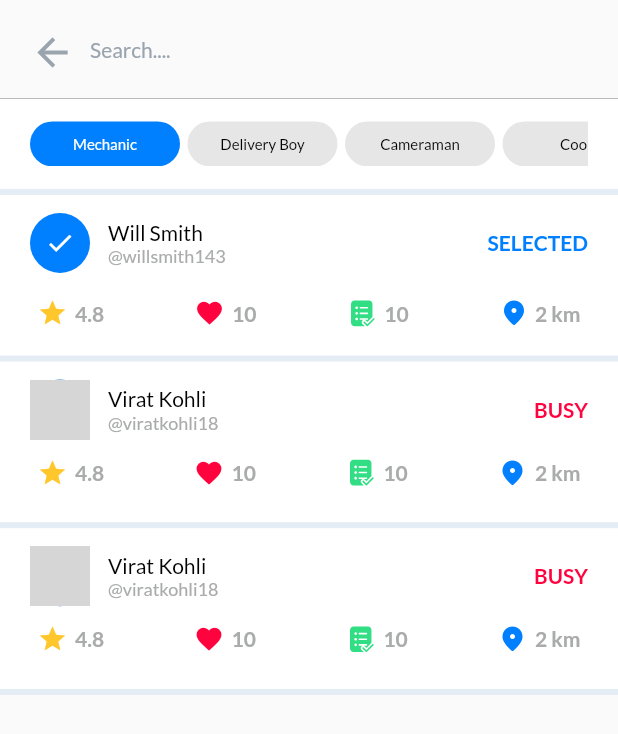
After one commit to Tarunvegi-dev/PairTasker_v1, a Flutter app: the SearchScreen screen opened by its route, on a phone screen of 412 x 824 dp. The commit adds this screen. Shown: the top 734 px of the screen. Run offline on Flutter 3.47's test engine with Material 2 defaults, Android fonts, the phone set to English and light mode, and no system bars; our stand-ins replace flutter_svg, google_fonts, hexcolor, smooth_page_indicator; network calls fail; grey boxes are pictures that could not be loaded.

Commit message:
added search screen

```diff
--- a/lib/main.dart
+++ b/lib/main.dart
@@ -33,6 +33,7 @@ class MyApp extends StatelessWidget {
         '/taskerprofile':(context) => const TaskerProfile(),
         '/myprofile':(context) => const MyProfile(),
         '/chatscreen':(context) => const ChatScreen('user'),
+        '/searchscreen':(context) => const SearchScreen(),
       },
       debugShowCheckedModeBanner: false,
     );
--- a/lib/screens/home_screen/home_screen.dart
+++ b/lib/screens/home_screen/home_screen.dart
@@ -112,6 +112,8 @@ class _HomePageState extends State<HomePage> {
                     ],
                   ),
                   SizedBox(
+                    child: InkWell(
+                      onTap: () => Navigator.of(context).pushNamed('/searchscreen'),
                       child: Container(
                         width: 36,
                         height: 36,
@@ -125,6 +127,7 @@ class _HomePageState extends State<HomePage> {
                           Icons.search_rounded,
                           color: Colors.white,
                           size: 20,
+                        ),
                       ),
                     ),
                   )
--- a/lib/screens/home_screen/taskers_list.dart
+++ b/lib/screens/home_screen/taskers_list.dart
@@ -179,7 +179,7 @@ class TaskersList extends StatelessWidget {
         ),
         Container(
           color: Colors.white,
-          margin: const EdgeInsets.only(bottom: 3),
+          margin: const EdgeInsets.only(bottom: 4),
           height: MediaQuery.of(context).size.height * 13 / 100,
           child: Padding(
             padding: const EdgeInsets.symmetric(
@@ -340,7 +340,7 @@ class TaskersList extends StatelessWidget {
         ),
         Container(
           color: Colors.white,
-          margin: const EdgeInsets.only(bottom: 3),
+          margin: const EdgeInsets.only(bottom: 4),
           height: MediaQuery.of(context).size.height * 13 / 100,
           child: Padding(
             padding: const EdgeInsets.symmetric(
--- a/lib/screens/screens.dart
+++ b/lib/screens/screens.dart
@@ -10,3 +10,4 @@ export './my_tasks_screen.dart';
 export './tasker_profile.dart';
 export './my_profile_screen.dart';
 export 'chat_screen/chat_screen.dart';
+export './search_screen.dart';
--- /dev/null
+++ b/lib/screens/search_screen.dart
@@ -0,0 +1,165 @@
+import 'package:flutter/material.dart';
+import 'package:hexcolor/hexcolor.dart';
+import 'package:pairtasker/screens/home_screen/taskers_list.dart';
+
+class SearchScreen extends StatelessWidget {
+  const SearchScreen({super.key});
+
+  @override
+  Widget build(BuildContext context) {
+    return Scaffold(
+      body: SafeArea(
+          child: Column(
+        children: [
+          Container(
+            width: double.infinity,
+            height: MediaQuery.of(context).size.height * 8 / 100,
+            decoration: const BoxDecoration(
+              border: Border(
+                bottom: BorderSide(
+                  color: Colors.black,
+                  width: 0.2,
+                ),
+              ),
+            ),
+            padding: const EdgeInsets.symmetric(
+              horizontal: 20,
+              vertical: 20,
+            ),
+            child: Row(
+              children: [
+                InkWell(
+                  onTap: () => Navigator.of(context).pop(),
+                  child: Icon(
+                    Icons.arrow_back,
+                    size: 30,
+                    color: HexColor('99A4AE'),
+                  ),
+                ),
+                const SizedBox(
+                  width: 10,
+                ),
+                Text(
+                  'Search....',
+                  style: TextStyle(
+                    color: HexColor('99A4AE'),
+                    fontSize: 14,
+                    fontWeight: FontWeight.w500,
+                  ),
+                )
+              ],
+            ),
+          ),
+          Container(
+            color: Colors.white,
+            padding: const EdgeInsets.symmetric(
+              horizontal: 20,
+              vertical: 15,
+            ),
+            width: MediaQuery.of(context).size.width,
+            height: 60,
+            child: ListView(
+              scrollDirection: Axis.horizontal,
+              children: [
+                Container(
+                  width: 100,
+                  margin: const EdgeInsets.only(right: 5),
+                  padding: const EdgeInsets.symmetric(
+                    horizontal: 10,
+                    vertical: 1,
+                  ),
+                  decoration: BoxDecoration(
+                    color: HexColor('007FFF'),
+                    borderRadius: BorderRadius.circular(50),
+                  ),
+                  child: const Center(
+                    child: Text(
+                      'Mechanic',
+                      style: TextStyle(
+                        fontSize: 10,
+                        color: Colors.white,
+                      ),
+                    ),
+                  ),
+                ),
+                Container(
+                  width: 100,
+                  padding: const EdgeInsets.symmetric(
+                    horizontal: 10,
+                    vertical: 1,
+                  ),
+                  margin: const EdgeInsets.only(right: 5),
+                  decoration: BoxDecoration(
+                    color: const Color.fromRGBO(0, 0, 0, 0.1),
+                    borderRadius: BorderRadius.circular(50),
+                  ),
+                  child: const Center(
+                    child: Text(
+                      'Delivery Boy',
+                      style: TextStyle(
+                        fontSize: 10,
+                        color: Colors.black,
+                      ),
+                    ),
+                  ),
+                ),
+                Container(
+                  width: 100,
+                  padding: const EdgeInsets.symmetric(
+                    horizontal: 10,
+                    vertical: 1,
+                  ),
+                  margin: const EdgeInsets.only(right: 5),
+                  decoration: BoxDecoration(
+                    color: const Color.fromRGBO(0, 0, 0, 0.1),
+                    borderRadius: BorderRadius.circular(50),
+                  ),
+                  child: const Center(
+                    child: Text(
+                      'Cameraman',
+                      style: TextStyle(
+                        fontSize: 10,
+                        color: Colors.black,
+                      ),
+                    ),
+                  ),
+                ),
+                Container(
+                  width: 100,
+                  padding: const EdgeInsets.symmetric(
+                    horizontal: 10,
+                    vertical: 1,
+                  ),
+                  margin: const EdgeInsets.only(right: 5),
+                  decoration: BoxDecoration(
+                    color: const Color.fromRGBO(0, 0, 0, 0.1),
+                    borderRadius: BorderRadius.circular(50),
+                  ),
+                  child: const Center(
+                    child: Text(
+                      'Cook',
+                      style: TextStyle(
+                        fontSize: 10,
+                        color: Colors.black,
+                      ),
+                    ),
+                  ),
+                ),
+              ],
+            ),
+          ),
+          Container(
+            padding: const EdgeInsets.only(top: 4),
+            decoration: BoxDecoration(
+              color: HexColor('#E4ECF5'),
+            ),
+            child: ListView(
+              shrinkWrap: true,
+              children: const [TaskersList()],
+            ),
+          )
+        ],
+      )),
+    );
+  }
+}
```
Lines whose indentation alone changed are shown as unchanged.
